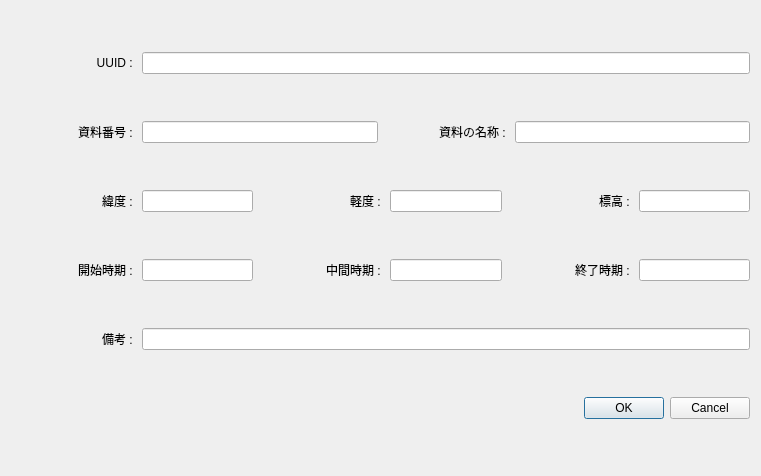
The window that ui/material.ui (yufujimoto/SurveyDataCollector) describes before a commit, drawn with Qt 5.
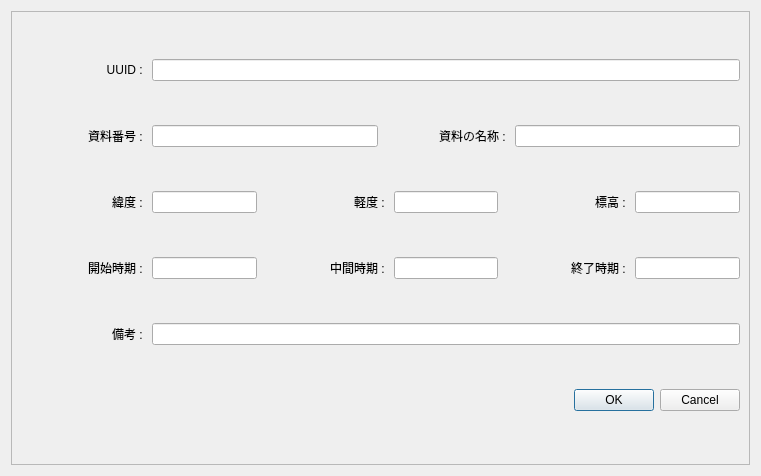
The same window after the commit.

Diff of the .ui file:
```diff
--- a/ui/material.ui
+++ b/ui/material.ui
@@ -14,8 +14,181 @@
    <string>Dialog</string>
   </property>
   <layout class="QGridLayout" name="gridLayout">
-   <item row="3" column="0">
-    <layout class="QVBoxLayout" name="verticalLayout_2">
+   <item row="0" column="0">
+    <widget class="QFrame" name="frame">
+     <property name="frameShape">
+      <enum>QFrame::StyledPanel</enum>
+     </property>
+     <property name="frameShadow">
+      <enum>QFrame::Raised</enum>
+     </property>
+     <layout class="QVBoxLayout" name="verticalLayout_6">
+      <item>
+       <layout class="QHBoxLayout" name="horizontalLayout">
+        <item>
+         <widget class="QLabel" name="lbl_mat_uuid">
+          <property name="minimumSize">
+           <size>
+            <width>125</width>
+            <height>0</height>
+           </size>
+          </property>
+          <property name="maximumSize">
+           <size>
+            <width>125</width>
+            <height>16777215</height>
+           </size>
+          </property>
+          <property name="text">
+           <string>UUID : </string>
+          </property>
+          <property name="alignment">
+           <set>Qt::AlignRight|Qt::AlignTrailing|Qt::AlignVCenter</set>
+          </property>
+         </widget>
+        </item>
+        <item>
+         <widget class="QLineEdit" name="tbx_mat_uuid">
+          <property name="readOnly">
+           <bool>true</bool>
+          </property>
+         </widget>
+        </item>
+       </layout>
+      </item>
+      <item>
+       <layout class="QHBoxLayout" name="horizontalLayout_2">
+        <item>
+         <widget class="QLabel" name="lbl_mat_number">
+          <property name="minimumSize">
+           <size>
+            <width>125</width>
+            <height>0</height>
+           </size>
+          </property>
+          <property name="maximumSize">
+           <size>
+            <width>125</width>
+            <height>16777215</height>
+           </size>
+          </property>
+          <property name="text">
+           <string>資料番号 : </string>
+          </property>
+          <property name="alignment">
+           <set>Qt::AlignRight|Qt::AlignTrailing|Qt::AlignVCenter</set>
+          </property>
+         </widget>
+        </item>
+        <item>
+         <widget class="QLineEdit" name="tbx_mat_number"/>
+        </item>
+        <item>
+         <widget class="QLabel" name="lbl_mat_name">
+          <property name="minimumSize">
+           <size>
+            <width>125</width>
+            <height>0</height>
+           </size>
+          </property>
+          <property name="maximumSize">
+           <size>
+            <width>125</width>
+            <height>16777215</height>
+           </size>
+          </property>
+          <property name="text">
+           <string>資料の名称 : </string>
+          </property>
+          <property name="alignment">
+           <set>Qt::AlignRight|Qt::AlignTrailing|Qt::AlignVCenter</set>
+          </property>
+         </widget>
+        </item>
+        <item>
+         <widget class="QLineEdit" name="tbx_mat_name"/>
+        </item>
+       </layout>
+      </item>
+      <item>
+       <layout class="QHBoxLayout" name="horizontalLayout_3">
+        <item>
+         <widget class="QLabel" name="lbl_mat_geo_lat">
+          <property name="minimumSize">
+           <size>
+            <width>125</width>
+            <height>0</height>
+           </size>
+          </property>
+          <property name="maximumSize">
+           <size>
+            <width>125</width>
+            <height>16777215</height>
+           </size>
+          </property>
+          <property name="text">
+           <string>緯度 : </string>
+          </property>
+          <property name="alignment">
+           <set>Qt::AlignRight|Qt::AlignTrailing|Qt::AlignVCenter</set>
+          </property>
+         </widget>
+        </item>
+        <item>
+         <widget class="QLineEdit" name="tbx_mat_geo_lat"/>
+        </item>
+        <item>
+         <widget class="QLabel" name="lbl_mat_geo_lon">
+          <property name="minimumSize">
+           <size>
+            <width>125</width>
+            <height>0</height>
+           </size>
+          </property>
+          <property name="maximumSize">
+           <size>
+            <width>125</width>
+            <height>16777215</height>
+           </size>
+          </property>
+          <property name="text">
+           <string>軽度 : </string>
+          </property>
+          <property name="alignment">
+           <set>Qt::AlignRight|Qt::AlignTrailing|Qt::AlignVCenter</set>
+          </property>
+         </widget>
+        </item>
+        <item>
+         <widget class="QLineEdit" name="tbx_mat_geo_lon"/>
+        </item>
+        <item>
+         <widget class="QLabel" name="lbl_mat_geo_alt">
+          <property name="minimumSize">
+           <size>
+            <width>125</width>
+            <height>0</height>
+           </size>
+          </property>
+          <property name="maximumSize">
+           <size>
+            <width>125</width>
+            <height>16777215</height>
+           </size>
+          </property>
+          <property name="text">
+           <string>標高 : </string>
+          </property>
+          <property name="alignment">
+           <set>Qt::AlignRight|Qt::AlignTrailing|Qt::AlignVCenter</set>
+          </property>
+         </widget>
+        </item>
+        <item>
+         <widget class="QLineEdit" name="tbx_mat_geo_alt"/>
+        </item>
+       </layout>
+      </item>
      <item>
       <layout class="QHBoxLayout" name="horizontalLayout_4">
        <item>
@@ -95,10 +268,6 @@
        </item>
       </layout>
      </item>
-    </layout>
-   </item>
-   <item row="4" column="0">
-    <layout class="QVBoxLayout" name="verticalLayout_3">
      <item>
       <layout class="QHBoxLayout" name="horizontalLayout_5">
        <item>
@@ -128,129 +297,7 @@
        </item>
       </layout>
      </item>
-    </layout>
-   </item>
-   <item row="2" column="0">
-    <layout class="QVBoxLayout" name="verticalLayout_4">
      <item>
-      <layout class="QHBoxLayout" name="horizontalLayout_3">
-       <item>
-        <widget class="QLabel" name="lbl_mat_geo_lat">
-         <property name="minimumSize">
-          <size>
-           <width>125</width>
-           <height>0</height>
-          </size>
-         </property>
-         <property name="maximumSize">
-          <size>
-           <width>125</width>
-           <height>16777215</height>
-          </size>
-         </property>
-         <property name="text">
-          <string>緯度 : </string>
-         </property>
-         <property name="alignment">
-          <set>Qt::AlignRight|Qt::AlignTrailing|Qt::AlignVCenter</set>
-         </property>
-        </widget>
-       </item>
-       <item>
-        <widget class="QLineEdit" name="tbx_mat_geo_lat"/>
-       </item>
-       <item>
-        <widget class="QLabel" name="lbl_mat_geo_lon">
-         <property name="minimumSize">
-          <size>
-           <width>125</width>
-           <height>0</height>
-          </size>
-         </property>
-         <property name="maximumSize">
-          <size>
-           <width>125</width>
-           <height>16777215</height>
-          </size>
-         </property>
-         <property name="text">
-          <string>軽度 : </string>
-         </property>
-         <property name="alignment">
-          <set>Qt::AlignRight|Qt::AlignTrailing|Qt::AlignVCenter</set>
-         </property>
-        </widget>
-       </item>
-       <item>
-        <widget class="QLineEdit" name="tbx_mat_geo_lon"/>
-       </item>
-       <item>
-        <widget class="QLabel" name="lbl_mat_geo_alt">
-         <property name="minimumSize">
-          <size>
-           <width>125</width>
-           <height>0</height>
-          </size>
-         </property>
-         <property name="maximumSize">
-          <size>
-           <width>125</width>
-           <height>16777215</height>
-          </size>
-         </property>
-         <property name="text">
-          <string>標高 : </string>
-         </property>
-         <property name="alignment">
-          <set>Qt::AlignRight|Qt::AlignTrailing|Qt::AlignVCenter</set>
-         </property>
-        </widget>
-       </item>
-       <item>
-        <widget class="QLineEdit" name="tbx_mat_geo_alt"/>
-       </item>
-      </layout>
-     </item>
-    </layout>
-   </item>
-   <item row="0" column="0">
-    <layout class="QVBoxLayout" name="verticalLayout">
-     <item>
-      <layout class="QHBoxLayout" name="horizontalLayout">
-       <item>
-        <widget class="QLabel" name="lbl_mat_uuid">
-         <property name="minimumSize">
-          <size>
-           <width>125</width>
-           <height>0</height>
-          </size>
-         </property>
-         <property name="maximumSize">
-          <size>
-           <width>125</width>
-           <height>16777215</height>
-          </size>
-         </property>
-         <property name="text">
-          <string>UUID : </string>
-         </property>
-         <property name="alignment">
-          <set>Qt::AlignRight|Qt::AlignTrailing|Qt::AlignVCenter</set>
-         </property>
-        </widget>
-       </item>
-       <item>
-        <widget class="QLineEdit" name="tbx_mat_uuid">
-         <property name="readOnly">
-          <bool>true</bool>
-         </property>
-        </widget>
-       </item>
-      </layout>
-     </item>
-    </layout>
-   </item>
-   <item row="5" column="0">
     <widget class="QDialogButtonBox" name="bbx_mat_res">
      <property name="orientation">
       <enum>Qt::Horizontal</enum>
@@ -260,63 +307,8 @@
      </property>
     </widget>
    </item>
-   <item row="1" column="0">
-    <layout class="QVBoxLayout" name="verticalLayout_5">
-     <item>
-      <layout class="QHBoxLayout" name="horizontalLayout_2">
-       <item>
-        <widget class="QLabel" name="lbl_mat_number">
-         <property name="minimumSize">
-          <size>
-           <width>125</width>
-           <height>0</height>
-          </size>
-         </property>
-         <property name="maximumSize">
-          <size>
-           <width>125</width>
-           <height>16777215</height>
-          </size>
-         </property>
-         <property name="text">
-          <string>資料番号 : </string>
-         </property>
-         <property name="alignment">
-          <set>Qt::AlignRight|Qt::AlignTrailing|Qt::AlignVCenter</set>
-         </property>
-        </widget>
-       </item>
-       <item>
-        <widget class="QLineEdit" name="tbx_mat_number"/>
-       </item>
-       <item>
-        <widget class="QLabel" name="lbl_mat_name">
-         <property name="minimumSize">
-          <size>
-           <width>125</width>
-           <height>0</height>
-          </size>
-         </property>
-         <property name="maximumSize">
-          <size>
-           <width>125</width>
-           <height>16777215</height>
-          </size>
-         </property>
-         <property name="text">
-          <string>資料の名称 : </string>
-         </property>
-         <property name="alignment">
-          <set>Qt::AlignRight|Qt::AlignTrailing|Qt::AlignVCenter</set>
-         </property>
-        </widget>
-       </item>
-       <item>
-        <widget class="QLineEdit" name="tbx_mat_name"/>
-       </item>
-      </layout>
-     </item>
-    </layout>
+     </layout>
+    </widget>
    </item>
   </layout>
  </widget>
```
Lines whose indentation alone changed are shown as unchanged.
